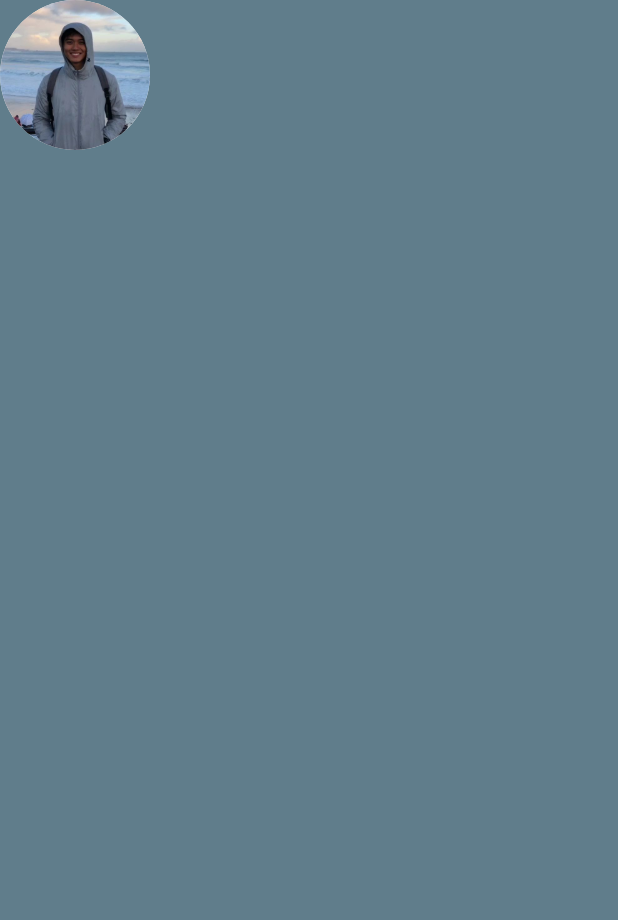
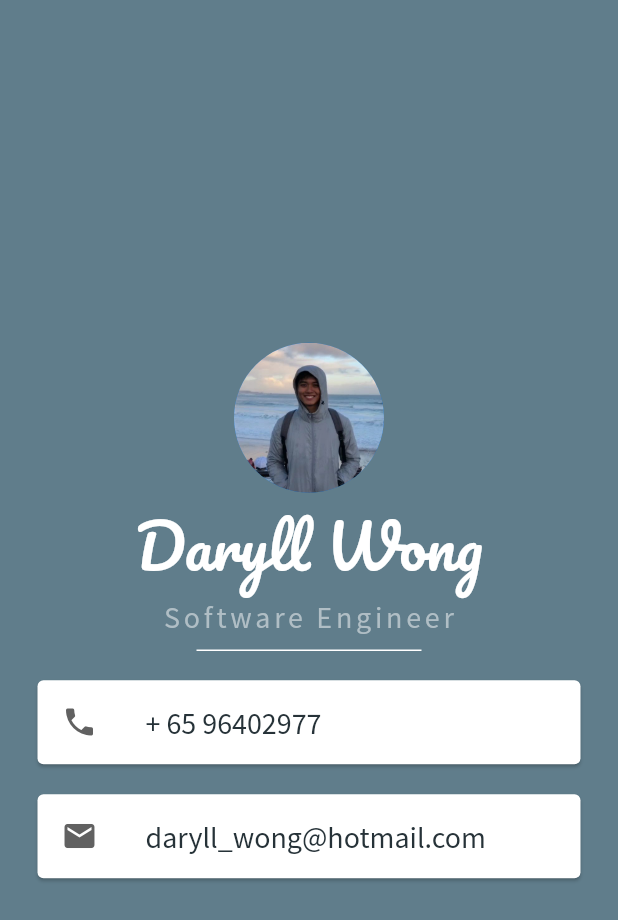
Before and after one commit to daryllman/Networking-Resume-Flutter-App, a Flutter app: the screen it shows after launch, on a phone screen of 412 x 824 dp. Shown: the top 920 px of the screen. Run offline on Flutter 3.47's test engine with Material 2 defaults, Android fonts, the phone set to English and light mode, and no system bars.

Commit message:
update other ui

```diff
--- a/lib/main.dart
+++ b/lib/main.dart
@@ -12,12 +12,78 @@ class MyApp extends StatelessWidget {
         backgroundColor: Colors.blueGrey,
         body: SafeArea(
           child: Column(
+            mainAxisAlignment: MainAxisAlignment.center,
             children: <Widget>[
               CircleAvatar(
                 radius: 50.0,
-                backgroundColor: Colors.grey[200],
+                //backgroundColor: Colors.grey[200],
                 backgroundImage: AssetImage('images/daryllpic.jpg'),
-              )
+              ),
+              Text(
+                'Daryll Wong',
+                style: TextStyle(
+                  fontSize: 40.0,
+                  color: Colors.white,
+                  fontWeight: FontWeight.w400,
+                  fontFamily: 'Pacifico',
+                ),
+              ),
+              Text(
+                'Software Engineer',
+                style: TextStyle(
+                  fontFamily: 'Source Sans Pro',
+                  color: Colors.blueGrey.shade200,
+                  fontSize: 20.0,
+                  letterSpacing: 2.5,
+                  fontWeight: FontWeight.w400,
+                ),
+              ),
+              SizedBox(
+                height: 20.0,
+                width: 150.0,
+                child: Divider(
+                  color: Colors.white,
+                  thickness: 1.0,
+                ),
+              ),
+              Card(
+                color: Colors.white,
+                margin: EdgeInsets.symmetric(vertical: 10.0, horizontal: 25.0),
+                child: Padding(
+                    padding: EdgeInsets.all(0.0),
+                    child: ListTile(
+                      leading: Icon(
+                        Icons.phone,
+                        color: Colors.grey[700],
+                      ),
+                      title: Text(
+                        '+ 65 96402977',
+                        style: TextStyle(
+                          color: Colors.blueGrey[900],
+                          fontFamily: 'Source Sans Pro',
+                          fontSize: 20.0,
+                        ),
+                      ),
+                    )),
+              ),
+              Card(
+                  color: Colors.white,
+                  margin:
+                      EdgeInsets.symmetric(vertical: 10.0, horizontal: 25.0),
+                  child: ListTile(
+                    leading: Icon(
+                      Icons.email,
+                      color: Colors.grey[700],
+                    ),
+                    title: Text(
+                      'daryll_wong@hotmail.com',
+                      style: TextStyle(
+                        color: Colors.blueGrey[900],
+                        fontFamily: 'Source Sans Pro',
+                        fontSize: 20.0,
+                      ),
+                    ),
+                  )),
             ],
           ),
         ),
```
